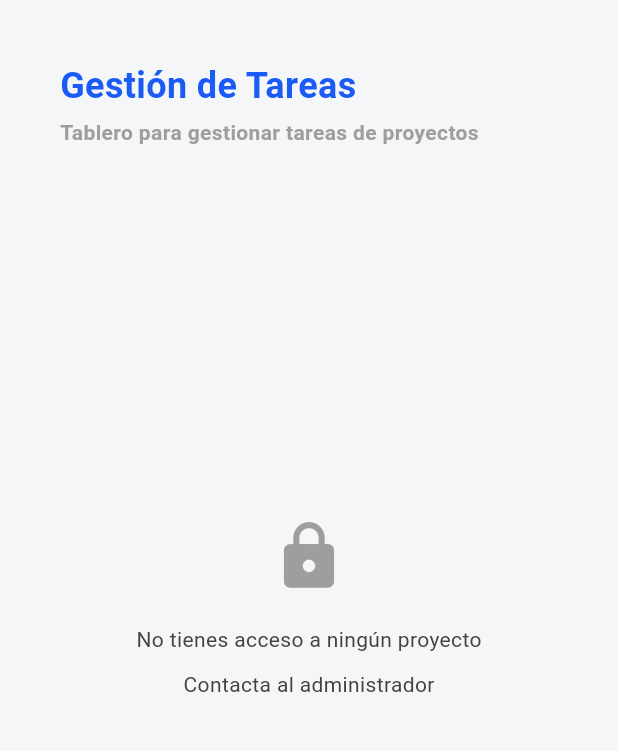
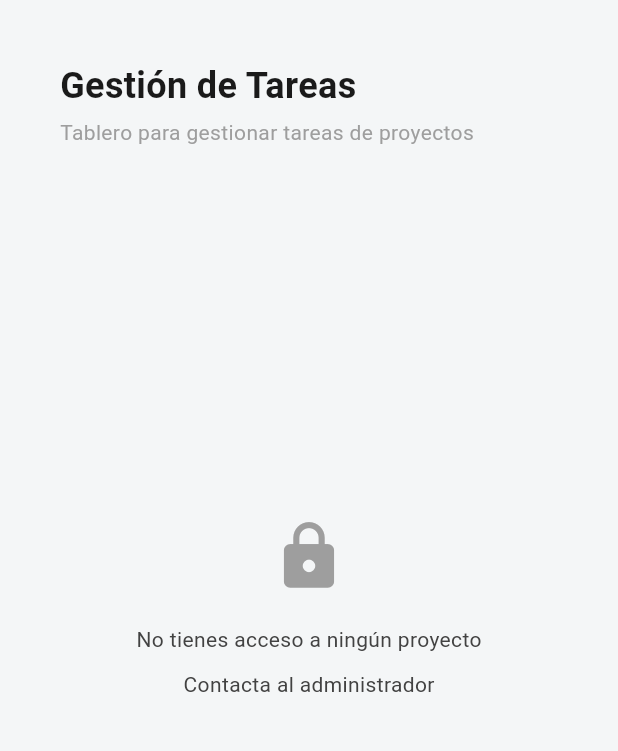
Before and after one commit to VictorDevCode21/project_manager, a Flutter app: the TaskView screen opened by its route, on a phone screen of 412 x 824 dp, the part 105-856 px from its top. Run offline on Flutter 3.47's test engine with Material 3 defaults, Android fonts, the phone set to English and light mode, and no system bars; our stand-ins replace cloud_firestore, dio, firebase_auth, firebase_core, flutter_dotenv, go_router; accounts and stored records are empty.

Commit message:
change: Fontweights, title, subtitles and button colors

```diff
--- a/lib/views/task_view.dart
+++ b/lib/views/task_view.dart
@@ -103,7 +103,7 @@ class _TaskView extends State<TaskView> {
                                 style: TextStyle(
                                   fontSize: 24,
                                   fontWeight: FontWeight.bold,
-                                  color: Color(0xff1b5bf5),
+                                  color: Color(0xff1a1a1a),
                                 ),
                               ),
                               SizedBox(height: 4),
@@ -111,7 +111,6 @@ class _TaskView extends State<TaskView> {
                                 'Tablero para gestionar tareas de proyectos',
                                 style: TextStyle(
                                   fontSize: 14,
-                                  fontWeight: FontWeight.w600,
                                   color: Colors.grey,
                                 ),
                               ),
@@ -181,7 +180,7 @@ class _TaskView extends State<TaskView> {
                               ),
                             ),
                             style: ElevatedButton.styleFrom(
-                              backgroundColor: const Color(0xff2d55fa),
+                              backgroundColor: const Color(0xff253f8d),
                               padding: const EdgeInsets.symmetric(
                                 horizontal: 20,
                                 vertical: 14,
```
Also changed, not shown: lib/views/resources_view.dart (+27 -9 lines).
